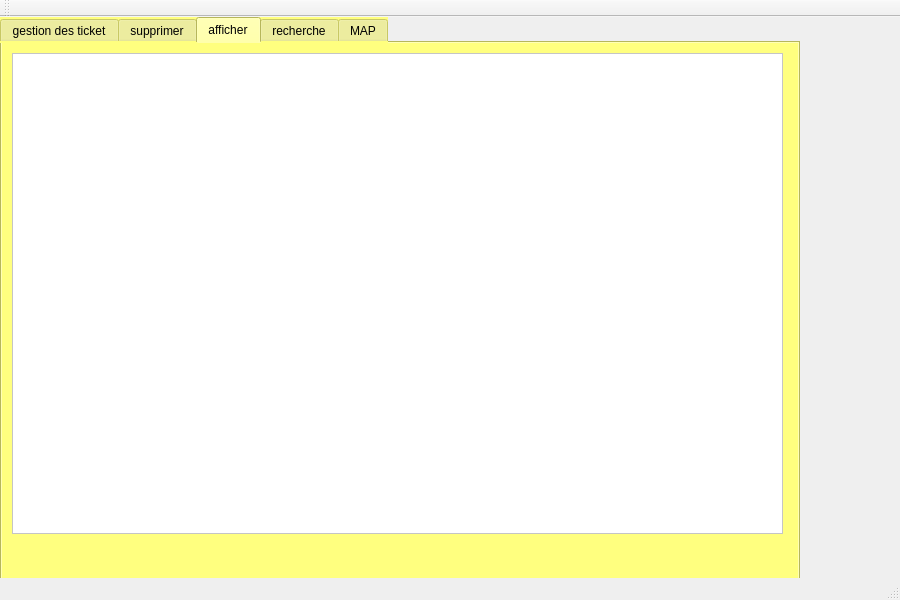
Qt form mainwindow.ui (ilefsaadoui9155/Smart_station_2A16) before a commit.
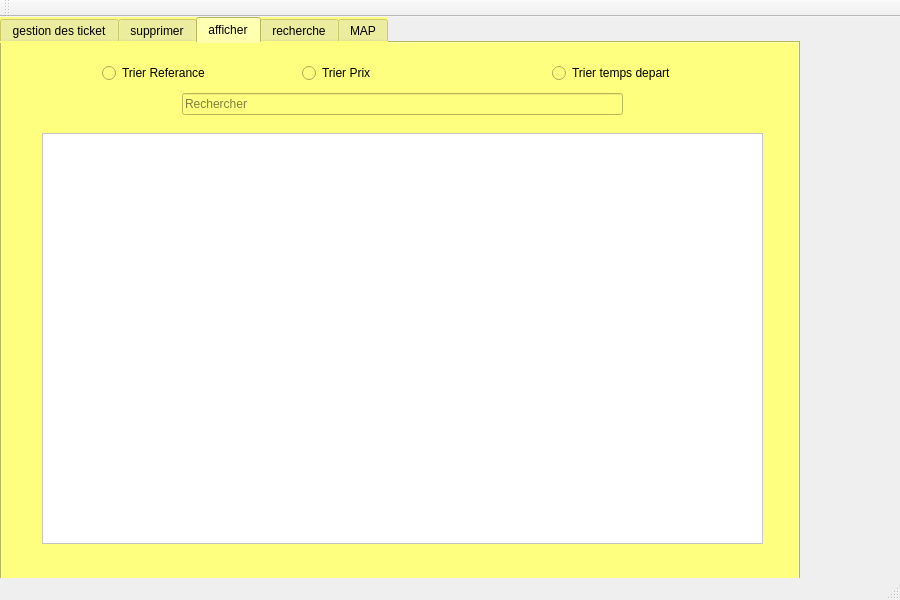
The same form after that commit. The open tabs and pages were chosen to show the change. Icons and pictures are not drawn.

```diff
--- a/mainwindow.ui
+++ b/mainwindow.ui
@@ -389,16 +389,71 @@
      <widget class="QTableView" name="tab_tickets">
       <property name="geometry">
        <rect>
-        <x>10</x>
-        <y>10</y>
-        <width>771</width>
-        <height>481</height>
+        <x>40</x>
+        <y>90</y>
+        <width>721</width>
+        <height>411</height>
        </rect>
       </property>
       <property name="styleSheet">
        <string notr="true">background-color: rgb(255, 255, 255);</string>
       </property>
      </widget>
+     <widget class="QRadioButton" name="trireferance">
+      <property name="geometry">
+       <rect>
+        <x>100</x>
+        <y>20</y>
+        <width>185</width>
+        <height>20</height>
+       </rect>
+      </property>
+      <property name="text">
+       <string>Trier Referance</string>
+      </property>
+     </widget>
+     <widget class="QRadioButton" name="triprix">
+      <property name="geometry">
+       <rect>
+        <x>300</x>
+        <y>20</y>
+        <width>185</width>
+        <height>20</height>
+       </rect>
+      </property>
+      <property name="text">
+       <string>Trier Prix</string>
+      </property>
+     </widget>
+     <widget class="QRadioButton" name="tritempsdepart">
+      <property name="geometry">
+       <rect>
+        <x>550</x>
+        <y>20</y>
+        <width>185</width>
+        <height>20</height>
+       </rect>
+      </property>
+      <property name="text">
+       <string>Trier temps depart</string>
+      </property>
+     </widget>
+     <widget class="QLineEdit" name="lineEdit">
+      <property name="geometry">
+       <rect>
+        <x>180</x>
+        <y>50</y>
+        <width>441</width>
+        <height>22</height>
+       </rect>
+      </property>
+      <property name="text">
+       <string/>
+      </property>
+      <property name="placeholderText">
+       <string>Rechercher</string>
+      </property>
+     </widget>
     </widget>
     <widget class="QWidget" name="Tab2_2">
      <attribute name="title">
```
Left out of the diff: 87 changed lines with no effect on the pictures.
